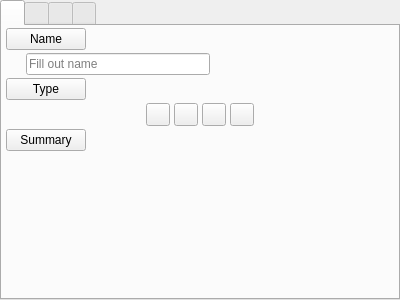
First picture: the form in ui/world_building_item_editor.ui, repository zkovari/plotlyst, before the edit.
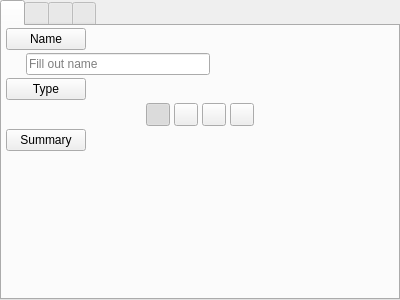
Second picture: the form after the edit. Custom widgets are drawn as their Qt base class.

Patch:
```diff
--- a/ui/world_building_item_editor.ui
+++ b/ui/world_building_item_editor.ui
@@ -151,6 +151,12 @@
          <property name="text">
           <string/>
          </property>
+         <property name="checkable">
+          <bool>true</bool>
+         </property>
+         <property name="checked">
+          <bool>true</bool>
+         </property>
          <attribute name="buttonGroup">
           <string notr="true">btnGroupType</string>
          </attribute>
```
Left out of the diff: 9 changed lines with no effect on the pictures.
